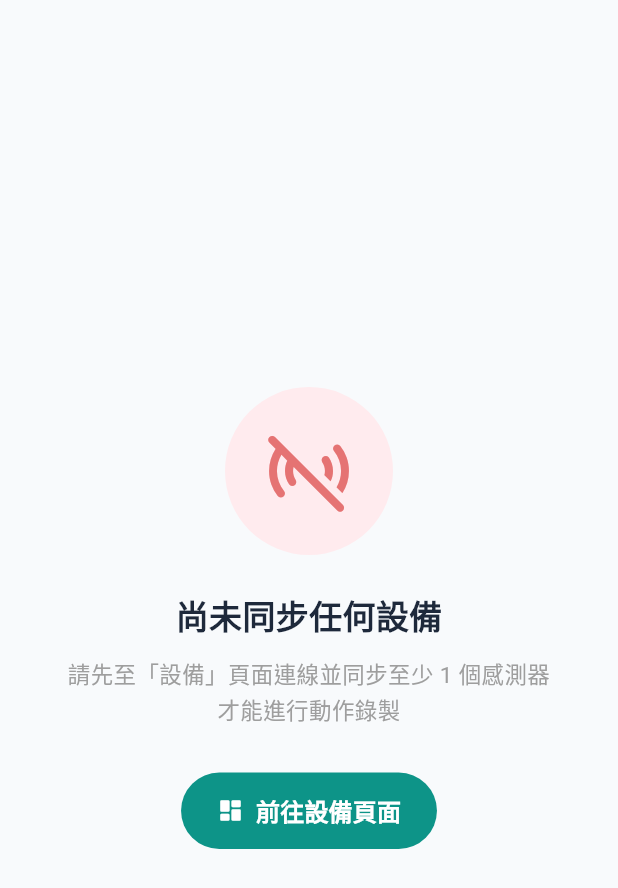
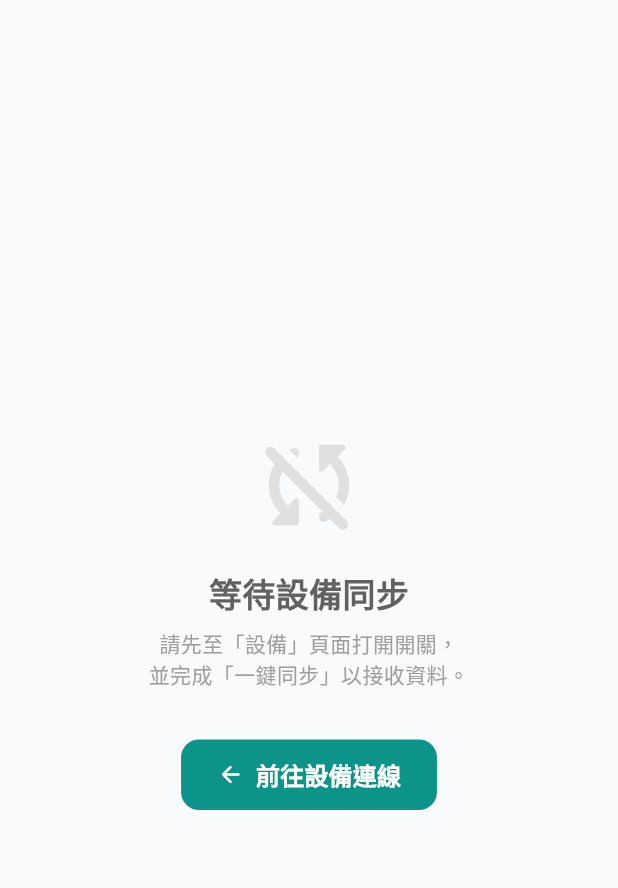
Before and after one commit to ZhongAndrew/Smart_UpperLIMB, a Flutter app: the RecordPage widget shown alone on an empty page, opened directly with empty values, on a phone screen of 412 x 824 dp. Shown: the top 888 px of the screen. Run offline on Flutter 3.47's test engine with Material 3 defaults, Android fonts, the phone set to English and light mode, and no system bars; missing offline and left inert: dart:ffi.

Commit message:
feat: 整合先同步後錄製流程、新增個人資料頁面與修正 Toast 動畫報錯

```diff
--- a/lib/pages/login_page.dart
+++ b/lib/pages/login_page.dart
@@ -64,7 +64,7 @@ class _LoginPageState extends State<LoginPage> {
             builder: (context, value, child) {
               return Transform.translate(
                 offset: Offset(0, -50 * (1 - value)),
-                child: Opacity(opacity: value, child: child),
+                child: Opacity(opacity: value.clamp(0.0, 1.0), child: child),
               );
             },
             child: Container(
--- a/lib/pages/record_page.dart
+++ b/lib/pages/record_page.dart
@@ -8,12 +8,14 @@ enum RecordState { initial, calibrated, recording, completed }
 
 class RecordPage extends StatefulWidget {
   final List<Sensor> sensors;
+  final bool isSynced; // 💡 接收目前的同步狀態
   final Function(int) onSwitchTab;
   final Function(AssessmentReport) onAnalysisCompleted;
 
   const RecordPage({
     super.key,
     required this.sensors,
+    required this.isSynced, // 💡 新增的必填參數
     required this.onSwitchTab,
     required this.onAnalysisCompleted,
   });
@@ -59,7 +61,8 @@ class _RecordPageState extends State<RecordPage> {
             builder: (animCtx, value, child) {
               return Transform.translate(
                 offset: Offset(0, -50 * (1 - value)),
-                child: Opacity(opacity: value, child: child),
+                // 💡 加上 .clamp(0.0, 1.0) 限制透明度範圍
+                child: Opacity(opacity: value.clamp(0.0, 1.0), child: child),
               );
             },
             child: Container(
@@ -375,8 +378,39 @@ class _RecordPageState extends State<RecordPage> {
 
   @override
   Widget build(BuildContext context) {
+    // 💡 防呆第一關：如果尚未同步，直接顯示鎖定畫面 (不會有波型)
+    if (!widget.isSynced) {
+      return Container(
+        color: const Color(0xFFF8FAFC),
+        width: double.infinity,
+        child: Column(
+          mainAxisAlignment: MainAxisAlignment.center,
+          children: [
+            Icon(Icons.sync_disabled_rounded, size: 80, color: Colors.grey.shade300),
+            const SizedBox(height: 16),
+            Text('等待設備同步', style: TextStyle(fontSize: 22, fontWeight: FontWeight.bold, color: Colors.grey.shade700)),
+            const SizedBox(height: 8),
+            Text('請先至「設備」頁面打開開關，\n並完成「一鍵同步」以接收資料。', textAlign: TextAlign.center, style: TextStyle(color: Colors.grey.shade500, height: 1.5)),
+            const SizedBox(height: 32),
+            ElevatedButton.icon(
+              onPressed: () => widget.onSwitchTab(0), // 跳回設備頁面
+              icon: const Icon(Icons.arrow_back_rounded, color: Colors.white),
+              label: const Text('前往設備連線', style: TextStyle(fontSize: 16, fontWeight: FontWeight.bold, color: Colors.white)),
+              style: ElevatedButton.styleFrom(
+                backgroundColor: const Color(0xFF0D9488),
+                padding: const EdgeInsets.symmetric(horizontal: 24, vertical: 12),
+                shape: RoundedRectangleBorder(borderRadius: BorderRadius.circular(12)),
+                elevation: 0,
+              ),
+            )
+          ],
+        ),
+      );
+    }
+
     int connectedCount = widget.sensors.where((s) => s.isConnected).length;
 
+    // 💡 防呆第二關：已經同步，但沒有任何連線設備時顯示錯誤畫面
     if (connectedCount == 0) {
       return _buildNoSensorView();
     }
```
Also changed, not shown: lib/pages/dashboard_page.dart (+53 -33 lines), lib/pages/main_system.dart (+27 -72 lines), lib/widgets/wave_chart.dart (deleted, +0 -116 lines).
